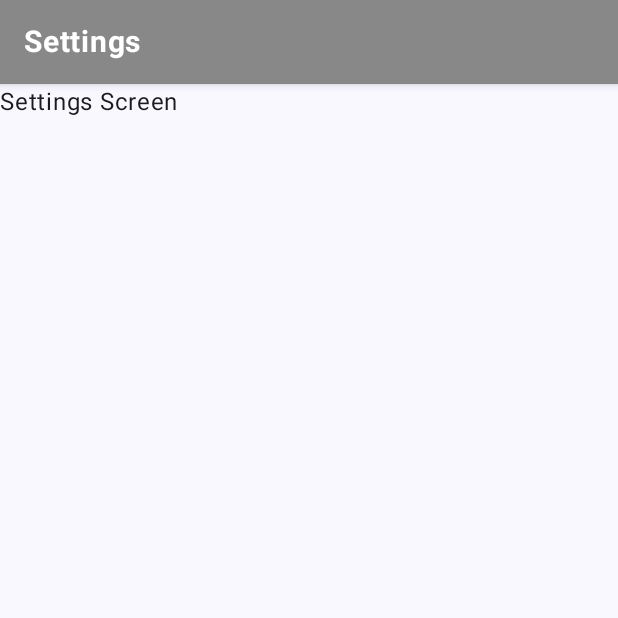
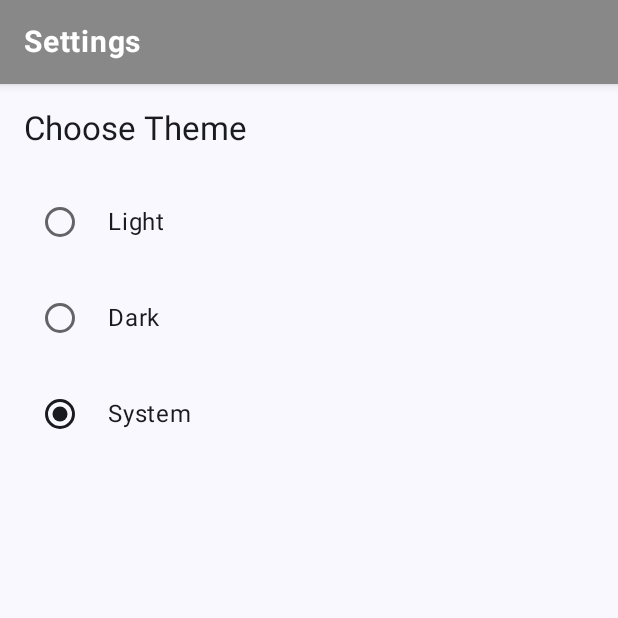
Before and after one commit to Omkar7376/BeatTrail-Android-Music-App, an Android app built with Jetpack Compose: the SettingsScreen screen opened through its navigation route, on a phone screen of 412 x 824 dp, the top half of it. Run offline under Robolectric (Android 15) with nearby library versions, the phone set to English and light mode, and no system bars; our stand-ins replace Room's generated code; pictures from the network do not load.

Commit message:
25-08-2025-DataStore-Added-for-Theme-Changing

```diff
--- a/app/src/main/java/com/example/beattrail/MainActivity.kt
+++ b/app/src/main/java/com/example/beattrail/MainActivity.kt
@@ -4,20 +4,33 @@ import android.os.Bundle
 import androidx.activity.ComponentActivity
 import androidx.activity.compose.setContent
 import androidx.activity.enableEdgeToEdge
+import androidx.compose.foundation.isSystemInDarkTheme
+import androidx.compose.runtime.collectAsState
+import androidx.compose.runtime.getValue
+import com.example.beattrail.datastore.ThemeMode
 import com.example.beattrail.ui.theme.BeatTrailTheme
-import org.koin.android.ext.koin.androidContext
-import org.koin.core.context.startKoin
-import com.example.beattrail.di.appModule
+import com.example.beattrail.ui.theme.ThemeViewModel
 import com.example.beattrail.ui.theme.navigation.AppNav
+import org.koin.androidx.viewmodel.ext.android.viewModel
 
 class MainActivity : ComponentActivity() {
+
+    private val themeViewModel: ThemeViewModel by viewModel()
+
     override fun onCreate(savedInstanceState: Bundle?) {
         super.onCreate(savedInstanceState)
 
         enableEdgeToEdge()
         setContent {
-            BeatTrailTheme {
-                AppNav()
+            val themeMode by themeViewModel.appTheme.collectAsState()
+
+            val isDarkTheme = when (themeMode) {
+                ThemeMode.LIGHT -> false
+                ThemeMode.DARK -> true
+                ThemeMode.SYSTEM -> isSystemInDarkTheme()
+            }
+            BeatTrailTheme(darkTheme = isDarkTheme) {
+                AppNav(themeViewModel = themeViewModel)
             }
         }
     }
--- /dev/null
+++ b/app/src/main/java/com/example/beattrail/datastore/DataStoreManager.kt
@@ -0,0 +1,38 @@
+package com.example.beattrail.datastore
+
+import android.content.Context
+import androidx.datastore.core.DataStore
+import androidx.datastore.preferences.core.Preferences
+import androidx.datastore.preferences.core.edit
+import androidx.datastore.preferences.core.intPreferencesKey
+import androidx.datastore.preferences.preferencesDataStore
+import kotlinx.coroutines.flow.Flow
+import kotlinx.coroutines.flow.map
+
+enum class ThemeMode { LIGHT, DARK, SYSTEM }
+
+val Context.dataStore: DataStore<Preferences> by preferencesDataStore(name = "settings")
+
+class DataStoreManager(private val context: Context) {
+    companion object {
+        private val THEME_KEY = intPreferencesKey("theme_mode")
+    }
+
+    val themeModeFlow: Flow<ThemeMode> = context.dataStore.data.map { preferences ->
+        when(preferences[THEME_KEY] ?: 2) {
+            0 -> ThemeMode.LIGHT
+            1 -> ThemeMode.DARK
+            else -> ThemeMode.SYSTEM
+        }
+    }
+
+    suspend fun saveThemeMode(mode: ThemeMode){
+        context.dataStore.edit { preferences ->
+            preferences[THEME_KEY] = when (mode) {
+                ThemeMode.LIGHT -> 0
+                ThemeMode.DARK -> 1
+                ThemeMode.SYSTEM -> 2
+            }
+        }
+    }
+}
--- a/app/src/main/java/com/example/beattrail/di/AppModule.kt
+++ b/app/src/main/java/com/example/beattrail/di/AppModule.kt
@@ -7,6 +7,9 @@ import com.example.beattrail.data.local.AppDatabase
 import com.example.beattrail.data.repo.RecentSongRepo
 import com.example.beattrail.data.repo.SavedSongRepository
 import com.example.beattrail.data.repo.SongRepository
+import com.example.beattrail.datastore.DataStoreManager
+import com.example.beattrail.datastore.dataStore
+import com.example.beattrail.ui.theme.ThemeViewModel
 import com.example.beattrail.ui.theme.screen.home.HomeViewModel
 import com.example.beattrail.ui.theme.screen.nowPlaying.PlayerViewModel
 import com.example.beattrail.ui.theme.screen.recentSongs.RecentSongsViewModel
@@ -52,6 +55,8 @@ val appModule = module {
 
     single { RecentSongRepo(get()) }
 
+    single { DataStoreManager(androidContext()) }
+
     viewModel { RecentSongsViewModel(get()) }
 
     viewModel { HomeViewModel(get()) }
@@ -60,4 +65,6 @@ val appModule = module {
 
     viewModel { SavedSongsViewModel(get(),get()) }
 
+    viewModel { ThemeViewModel(get()) }
+
 }
--- a/app/src/main/java/com/example/beattrail/ui/theme/Color.kt
+++ b/app/src/main/java/com/example/beattrail/ui/theme/Color.kt
@@ -3,7 +3,7 @@ package com.example.beattrail.ui.theme
 import androidx.compose.ui.graphics.Color
 
 val Purple80 = Color(0xFFD0BCFF)
-val PurpleGrey80 = Color(0xFFCCC2DC)
+val PurpleGrey80 = Color(0xFF000000)
 val Pink80 = Color(0xFFEFB8C8)
 
 val Purple40 = Color(0xFF6650a4)
--- /dev/null
+++ b/app/src/main/java/com/example/beattrail/ui/theme/ThemeViewModel.kt
@@ -0,0 +1,30 @@
+package com.example.beattrail.ui.theme
+
+import androidx.lifecycle.ViewModel
+import androidx.lifecycle.viewModelScope
+import com.example.beattrail.datastore.DataStoreManager
+import com.example.beattrail.datastore.ThemeMode
+import kotlinx.coroutines.flow.MutableStateFlow
+import kotlinx.coroutines.flow.StateFlow
+import kotlinx.coroutines.launch
+
+class ThemeViewModel(private val dataStoreManager: DataStoreManager) : ViewModel() {
+
+    private val _appTheme = MutableStateFlow(ThemeMode.SYSTEM)
+    val appTheme: StateFlow<ThemeMode> = _appTheme
+
+    init {
+        viewModelScope.launch {
+            dataStoreManager.themeModeFlow.collect {
+                _appTheme.value = it
+            }
+
+        }
+    }
+
+    fun setTheme(mode: ThemeMode) {
+        viewModelScope.launch {
+            dataStoreManager.saveThemeMode(mode)
+        }
+    }
+}
--- a/app/src/main/java/com/example/beattrail/ui/theme/navigation/AppNav.kt
+++ b/app/src/main/java/com/example/beattrail/ui/theme/navigation/AppNav.kt
@@ -9,6 +9,7 @@ import androidx.compose.ui.Modifier
 import androidx.navigation.compose.NavHost
 import androidx.navigation.compose.composable
 import androidx.navigation.compose.rememberNavController
+import com.example.beattrail.ui.theme.ThemeViewModel
 import com.example.beattrail.ui.theme.screen.home.HomeScreen
 import com.example.beattrail.ui.theme.screen.home.HomeViewModel
 import com.example.beattrail.ui.theme.screen.home.currentRoute
@@ -21,7 +22,7 @@ import com.example.beattrail.ui.theme.screen.settings.SettingsScreen
 import org.koin.androidx.compose.koinViewModel
 
 @Composable
-fun AppNav() {
+fun AppNav(themeViewModel: ThemeViewModel) {
     val navController = rememberNavController()
     val homeViewModel : HomeViewModel = koinViewModel()
     val playerViewModel : PlayerViewModel = koinViewModel()
@@ -94,7 +95,7 @@ fun AppNav() {
             }
 
             composable("settings") {
-                SettingsScreen(navController)
+                SettingsScreen(themeViewModel = themeViewModel)
             }
         }
     }
--- a/app/src/main/java/com/example/beattrail/ui/theme/screen/home/HomeScreen.kt
+++ b/app/src/main/java/com/example/beattrail/ui/theme/screen/home/HomeScreen.kt
@@ -69,6 +69,7 @@ import androidx.compose.ui.text.font.FontWeight
 import androidx.compose.ui.tooling.preview.Preview
 import androidx.compose.ui.unit.dp
 import androidx.compose.ui.unit.sp
+import androidx.core.graphics.toColorInt
 import androidx.lifecycle.compose.collectAsStateWithLifecycle
 import androidx.navigation.NavHostController
 import androidx.navigation.compose.currentBackStackEntryAsState
@@ -77,6 +78,7 @@ import com.example.beattrail.domain.model.SongModel
 import com.example.beattrail.ui.theme.screen.nowPlaying.PlayerViewModel
 import com.example.beattrail.ui.theme.screen.savedSongs.SavedSongsViewModel
 import com.example.beattrail.ui.theme.screen.savedSongs.SongItemSaved
+import kotlinx.coroutines.launch
 import org.koin.androidx.compose.koinViewModel
 
 @OptIn(ExperimentalMaterialApi::class)
@@ -246,7 +248,7 @@ fun DropdownMenuSort(
 
     Box {
         OutlinedButton(onClick = { expanded = true }) {
-            Text(selectedSortOrder)
+            Text(selectedSortOrder, color = Color.Black)
         }
 
         DropdownMenu(
@@ -258,7 +260,7 @@ fun DropdownMenuSort(
                     onSortOrderSelected(option)
                     expanded = false
                 }) {
-                    Text(option)
+                    Text(option,color = Color.Black)
                 }
             }
         }
--- a/app/src/main/java/com/example/beattrail/ui/theme/screen/home/HomeViewModel.kt
+++ b/app/src/main/java/com/example/beattrail/ui/theme/screen/home/HomeViewModel.kt
@@ -1,6 +1,7 @@
 package com.example.beattrail.ui.theme.screen.home
 
 import android.util.Log
+import androidx.core.graphics.toColorInt
 import androidx.lifecycle.ViewModel
 import androidx.lifecycle.viewModelScope
 import com.example.beattrail.data.repo.SongRepository
--- a/app/src/main/java/com/example/beattrail/ui/theme/screen/recentSongs/RecentScreen.kt
+++ b/app/src/main/java/com/example/beattrail/ui/theme/screen/recentSongs/RecentScreen.kt
@@ -145,7 +145,7 @@ fun SongItemRecent(
                 onDismissRequest = { expanded = false }
             ) {
                 DropdownMenuItem(
-                    text = { Text("Remove from Recent") },
+                    text = { Text("Remove from Recent",color = MaterialTheme.colorScheme.onSurface) },
                     onClick = {
                         expanded = false
                         onRemoveClick()
--- a/app/src/main/java/com/example/beattrail/ui/theme/screen/settings/SettingsScreen.kt
+++ b/app/src/main/java/com/example/beattrail/ui/theme/screen/settings/SettingsScreen.kt
@@ -1,19 +1,35 @@
 package com.example.beattrail.ui.theme.screen.settings
 
+import androidx.compose.foundation.clickable
 import androidx.compose.foundation.layout.Box
+import androidx.compose.foundation.layout.Column
+import androidx.compose.foundation.layout.Row
+import androidx.compose.foundation.layout.Spacer
+import androidx.compose.foundation.layout.fillMaxWidth
+import androidx.compose.foundation.layout.height
 import androidx.compose.foundation.layout.padding
+import androidx.compose.material.RadioButton
+import androidx.compose.material.RadioButtonDefaults
 import androidx.compose.material.TopAppBar
+import androidx.compose.material3.MaterialTheme
 import androidx.compose.material3.Scaffold
 import androidx.compose.material3.Text
 import androidx.compose.runtime.Composable
+import androidx.compose.runtime.collectAsState
+import androidx.compose.runtime.getValue
+import androidx.compose.ui.Alignment
 import androidx.compose.ui.Modifier
 import androidx.compose.ui.graphics.Color
 import androidx.compose.ui.text.font.FontWeight
+import androidx.compose.ui.unit.dp
 import androidx.compose.ui.unit.sp
 import androidx.navigation.NavController
+import com.example.beattrail.datastore.ThemeMode
+import com.example.beattrail.ui.theme.ThemeViewModel
 
 @Composable
-fun SettingsScreen(navController: NavController) {
+fun SettingsScreen(themeViewModel: ThemeViewModel) {
+    val selectedTheme by themeViewModel.appTheme.collectAsState()
     Scaffold(
         topBar = {
             TopAppBar(
@@ -21,10 +37,32 @@ fun SettingsScreen(navController: NavController) {
                 backgroundColor = Color.Gray,
                 contentColor = Color.White
             )
-        }
+        },
     ){padding ->
-        Box(modifier = Modifier.padding(padding)) {
-            Text("Settings Screen")
+        Column(
+            modifier = Modifier
+                .padding(padding)
+                .padding(16.dp)) {
+
+            Text("Choose Theme", style = MaterialTheme.typography.titleLarge)
+
+            Spacer(Modifier.height(16.dp))
+
+            ThemeMode.values().forEach { theme ->
+                Row(modifier = Modifier
+                    .fillMaxWidth()
+                    .clickable{themeViewModel.setTheme(theme)}
+                    .padding(vertical = 8.dp),
+                    verticalAlignment = Alignment.CenterVertically
+                ) {
+                    RadioButton(
+                        selected = selectedTheme == theme,
+                        onClick = { themeViewModel.setTheme(theme) },
+                        colors = RadioButtonDefaults.colors(MaterialTheme.colorScheme.onSurface)
+                    )
+                    Text(text = theme.name.lowercase().replaceFirstChar { it.uppercase()}, modifier = Modifier.padding(start = 8.dp))
+                }
+            }
         }
     }
 }
```
Also changed, not shown: app/src/main/java/com/example/beattrail/ui/theme/screen/home/HomeViewModelFactory.kt (deleted, +0 -11 lines), app/src/main/java/com/example/beattrail/ui/theme/screen/savedSongs/SavedScreen.kt (+10 -7 lines), 1 other file.
